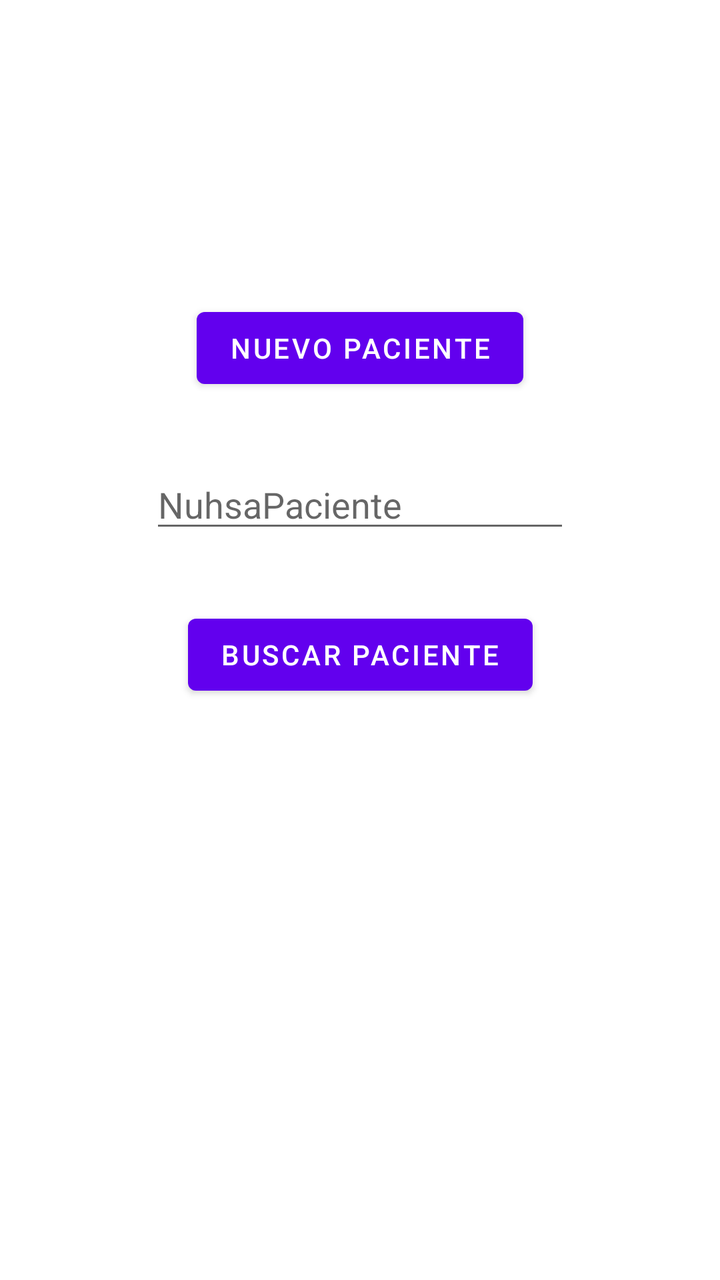
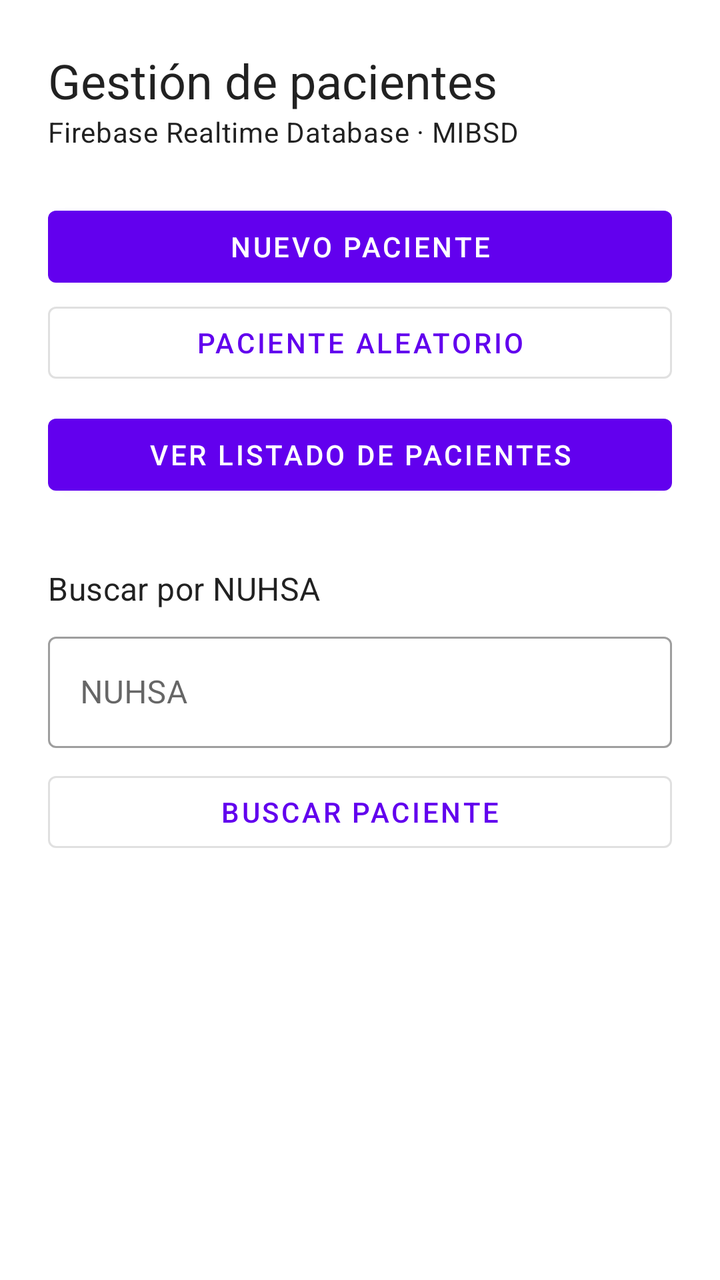

Two renders of the same Android screen: before a commit and after it. Below are the layout's source before the change and the commit's diff.
<!-- AndroidManifest.xml: application theme Theme.ConexionRealTimeDatabase -->
<!-- res/layout/activity_main.xml -->
<?xml version="1.0" encoding="utf-8"?>
<androidx.constraintlayout.widget.ConstraintLayout xmlns:android="http://schemas.android.com/apk/res/android"
    xmlns:app="http://schemas.android.com/apk/res-auto"
    xmlns:tools="http://schemas.android.com/tools"
    android:layout_width="match_parent"
    android:layout_height="match_parent"
    tools:context=".MainActivity">

    <Button
        android:id="@+id/btnNuevoPaciente"
        android:layout_width="wrap_content"
        android:layout_height="wrap_content"
        android:layout_marginTop="150dp"
        android:text="Nuevo Paciente"
        android:onClick="insertaPaciente"
        app:layout_constraintEnd_toEndOf="parent"
        app:layout_constraintStart_toStartOf="parent"
        app:layout_constraintTop_toTopOf="parent" />

    <EditText
        android:id="@+id/editText"
        android:layout_width="wrap_content"
        android:layout_height="wrap_content"
        android:layout_marginTop="32dp"
        android:ems="10"
        android:hint="NuhsaPaciente"
        android:inputType="textPersonName"
        app:layout_constraintEnd_toEndOf="parent"
        app:layout_constraintStart_toStartOf="parent"
        app:layout_constraintTop_toBottomOf="@+id/btnNuevoPaciente" />

    <Button
        android:id="@+id/btnBuscarPaciente"
        android:layout_width="wrap_content"
        android:layout_height="wrap_content"
        android:layout_marginTop="32dp"
        android:onClick="buscaPaciente"
        android:text="Buscar Paciente"
        app:layout_constraintEnd_toEndOf="parent"
        app:layout_constraintStart_toStartOf="parent"
        app:layout_constraintTop_toBottomOf="@+id/editText" />

</androidx.constraintlayout.widget.ConstraintLayout>
<!-- resources referenced by this layout -->
<resources>
  <style name="Theme.ConexionRealTimeDatabase" parent="Theme.MaterialComponents.DayNight.DarkActionBar">
          
          <item name="colorPrimary">@color/purple_500</item>
          <item name="colorPrimaryVariant">@color/purple_700</item>
          <item name="colorOnPrimary">@color/white</item>
          
          <item name="colorSecondary">@color/teal_200</item>
          <item name="colorSecondaryVariant">@color/teal_700</item>
          <item name="colorOnSecondary">@color/black</item>
          
          <item name="android:statusBarColor" tools:targetApi="l">?attr/colorPrimaryVariant</item>
          
      </style>
  <color name="purple_500">#FF6200EE</color>
  <color name="purple_700">#FF3700B3</color>
  <color name="white">#FFFFFFFF</color>
  <color name="teal_200">#FF03DAC5</color>
  <color name="teal_700">#FF018786</color>
  <color name="black">#FF000000</color>
</resources>

<!-- the commit's change to res/layout/activity_main.xml (unified diff, before → after) -->
@@ -1,43 +1,79 @@
 <?xml version="1.0" encoding="utf-8"?>
-<androidx.constraintlayout.widget.ConstraintLayout xmlns:android="http://schemas.android.com/apk/res/android"
-    xmlns:app="http://schemas.android.com/apk/res-auto"
+<ScrollView xmlns:android="http://schemas.android.com/apk/res/android"
     xmlns:tools="http://schemas.android.com/tools"
     android:layout_width="match_parent"
     android:layout_height="match_parent"
     tools:context=".MainActivity">
 
-    <Button
-        android:id="@+id/btnNuevoPaciente"
-        android:layout_width="wrap_content"
+    <LinearLayout
+        android:layout_width="match_parent"
         android:layout_height="wrap_content"
-        android:layout_marginTop="150dp"
-        android:text="Nuevo Paciente"
-        android:onClick="insertaPaciente"
-        app:layout_constraintEnd_toEndOf="parent"
-        app:layout_constraintStart_toStartOf="parent"
-        app:layout_constraintTop_toTopOf="parent" />
+        android:orientation="vertical"
+        android:padding="24dp">
 
-    <EditText
-        android:id="@+id/editText"
-        android:layout_width="wrap_content"
-        android:layout_height="wrap_content"
-        android:layout_marginTop="32dp"
-        android:ems="10"
-        android:hint="NuhsaPaciente"
-        android:inputType="textPersonName"
-        app:layout_constraintEnd_toEndOf="parent"
-        app:layout_constraintStart_toStartOf="parent"
-        app:layout_constraintTop_toBottomOf="@+id/btnNuevoPaciente" />
+        <TextView
+            android:layout_width="wrap_content"
+            android:layout_height="wrap_content"
+            android:text="@string/principal_titulo"
+            android:textAppearance="@style/TextAppearance.MaterialComponents.Headline5" />
 
-    <Button
-        android:id="@+id/btnBuscarPaciente"
-        android:layout_width="wrap_content"
-        android:layout_height="wrap_content"
-        android:layout_marginTop="32dp"
-        android:onClick="buscaPaciente"
-        android:text="Buscar Paciente"
-        app:layout_constraintEnd_toEndOf="parent"
-        app:layout_constraintStart_toStartOf="parent"
-        app:layout_constraintTop_toBottomOf="@+id/editText" />
+        <TextView
+            android:layout_width="wrap_content"
+            android:layout_height="wrap_content"
+            android:layout_marginBottom="24dp"
+            android:text="@string/principal_subtitulo"
+            android:textAppearance="@style/TextAppearance.MaterialComponents.Body2" />
 
-</androidx.constraintlayout.widget.ConstraintLayout>
+        <Button
+            android:id="@+id/btnAltaPaciente"
+            android:layout_width="match_parent"
+            android:layout_height="wrap_content"
+            android:text="@string/alta_paciente" />
+
+        <Button
+            android:id="@+id/btnPacienteAleatorio"
+            style="@style/Widget.MaterialComponents.Button.OutlinedButton"
+            android:layout_width="match_parent"
+            android:layout_height="wrap_content"
+            android:text="@string/paciente_aleatorio" />
+
+        <Button
+            android:id="@+id/btnListadoPacientes"
+            android:layout_width="match_parent"
+            android:layout_height="wrap_content"
+            android:layout_marginTop="8dp"
+            android:text="@string/listado_pacientes" />
+
+        <TextView
+            android:layout_width="wrap_content"
+            android:layout_height="wrap_content"
+            android:layout_marginTop="32dp"
+            android:layout_marginBottom="8dp"
+            android:text="@string/buscar_titulo"
+            android:textAppearance="@style/TextAppearance.MaterialComponents.Subtitle1" />
+
+        <com.google.android.material.textfield.TextInputLayout
+            android:id="@+id/tilNuhsaBusqueda"
+            style="@style/Widget.MaterialComponents.TextInputLayout.OutlinedBox"
+            android:layout_width="match_parent"
+            android:layout_height="wrap_content"
+            android:hint="@string/hint_nuhsa">
+
+            <com.google.android.material.textfield.TextInputEditText
+                android:id="@+id/etNuhsaBusqueda"
+                android:layout_width="match_parent"
+                android:layout_height="wrap_content"
+                android:imeOptions="actionSearch"
+                android:inputType="textNoSuggestions|textCapCharacters"
+                android:maxLength="20" />
+        </com.google.android.material.textfield.TextInputLayout>
+
+        <Button
+            android:id="@+id/btnBuscarPaciente"
+            style="@style/Widget.MaterialComponents.Button.OutlinedButton"
+            android:layout_width="match_parent"
+            android:layout_height="wrap_content"
+            android:layout_marginTop="8dp"
+            android:text="@string/buscar_paciente" />
+    </LinearLayout>
+</ScrollView>
<!-- resource entries referenced after the edit -->
@@ -1,5 +1,13 @@
 <!-- resources referenced by this layout -->
 <resources>
+  <string name="alta_paciente">Nuevo paciente</string>
+  <string name="buscar_paciente">Buscar paciente</string>
+  <string name="buscar_titulo">Buscar por NUHSA</string>
+  <string name="hint_nuhsa">NUHSA</string>
+  <string name="listado_pacientes">Ver listado de pacientes</string>
+  <string name="paciente_aleatorio">Paciente aleatorio</string>
+  <string name="principal_subtitulo">Firebase Realtime Database · MIBSD</string>
+  <string name="principal_titulo">Gestión de pacientes</string>
   <style name="Theme.ConexionRealTimeDatabase" parent="Theme.MaterialComponents.DayNight.DarkActionBar">
           
           <item name="colorPrimary">@color/purple_500</item>
